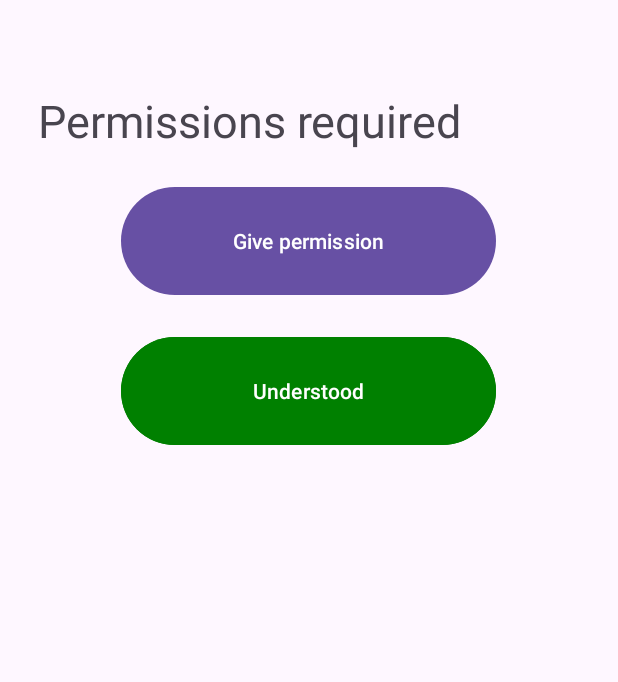
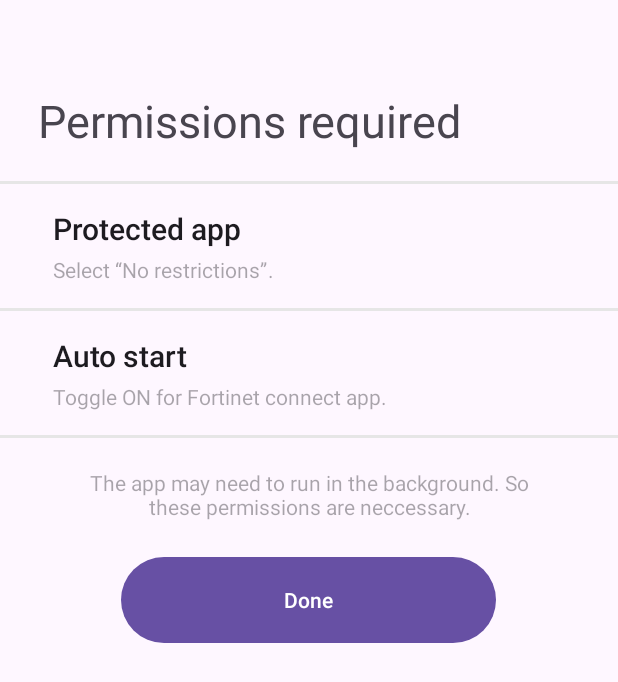
Before and after one commit to Architechs-IITGOA/AutoRefreshForticlient, an Android app: the AskPermissions screen opened directly, with no data from a screen before it, on a phone screen of 412 x 824 dp. Shown: the top 682 px of the screen. Run offline under Robolectric (Android 15) with nearby library versions, the phone set to English and light mode, and no system bars.

Commit message:
Permissions asked

```diff
--- a/app/src/main/AndroidManifest.xml
+++ b/app/src/main/AndroidManifest.xml
@@ -9,6 +9,7 @@
     <uses-permission android:name="android.permission.FOREGROUND_SERVICE_LOCATION" />
     <uses-permission android:name="android.permission.ACCESS_FINE_LOCATION" />
     <uses-permission android:name="android.permission.ACCESS_COARSE_LOCATION" />
+    <uses-permission android:name="android.permission.IGNORE_BATTERY_OPTIMIZATIONS" />
 
     <application
         android:allowBackup="true"
--- a/app/src/main/java/com/iitgoapapaharpic/fortinetconnect/AskPermissions.kt
+++ b/app/src/main/java/com/iitgoapapaharpic/fortinetconnect/AskPermissions.kt
@@ -1,16 +1,18 @@
 package com.iitgoapapaharpic.fortinetconnect
 
 import android.content.ComponentName
+import android.content.Context
 import android.content.Intent
 import android.content.pm.PackageManager
+import android.net.Uri
 import android.os.Build
 import android.os.Bundle
-import androidx.activity.enableEdgeToEdge
+import android.os.PowerManager
+import android.provider.Settings
+import android.provider.Settings.ACTION_REQUEST_IGNORE_BATTERY_OPTIMIZATIONS
 import androidx.appcompat.app.AppCompatActivity
-import androidx.core.view.ViewCompat
-import androidx.core.view.WindowInsetsCompat
 import com.iitgoapapaharpic.fortinetconnect.databinding.ActivityAskPermissionsBinding
-import com.iitgoapapaharpic.fortinetconnect.databinding.ActivityMainBinding
+
 
 class AskPermissions : AppCompatActivity() {
     private lateinit var binding: ActivityAskPermissionsBinding
@@ -19,12 +21,27 @@ class AskPermissions : AppCompatActivity() {
         binding = ActivityAskPermissionsBinding.inflate(layoutInflater)
         setContentView(binding.root)
 
+        binding.giveProtectedAppPermission.setOnClickListener {
+            requestIgnoreBatteryOptimizations()
+        }
+
         binding.giveAutostartPermission.setOnClickListener {
             give_autostart_permission()
         }
 
+
+
         binding.understood.setOnClickListener {
             val intent = Intent(this, LoginActivity::class.java)
+            startActivity(intent)
+        }
+    }
+
+    private fun requestIgnoreBatteryOptimizations() {
+        val powerManager = applicationContext.getSystemService(POWER_SERVICE) as PowerManager
+        if (!powerManager.isIgnoringBatteryOptimizations(applicationContext.packageName)) {
+            val intent = Intent(ACTION_REQUEST_IGNORE_BATTERY_OPTIMIZATIONS)
+            intent.data = Uri.parse("package:${applicationContext.packageName}")
             startActivity(intent)
         }
     }
--- a/app/src/main/res/layout/activity_ask_permissions.xml
+++ b/app/src/main/res/layout/activity_ask_permissions.xml
@@ -10,23 +10,91 @@ android:layout_height="match_parent">
         android:textSize="30sp"
         android:layout_marginTop="60dp"
         android:layout_marginLeft="25dp"/>
+    <View
+        android:layout_width="match_parent"
+        android:layout_marginTop="20dp"
+        android:layout_height="2dp"
+        android:background="@color/gray" />
+
+    <LinearLayout
+        android:id="@+id/giveProtectedAppPermission"
+        android:layout_width="match_parent"
+        android:layout_height="wrap_content"
+        android:orientation="vertical"
+        android:paddingVertical="16dp"
+        android:paddingHorizontal="35dp">
+
+        <TextView
+            android:id="@+id/protectedApp"
+            android:layout_width="wrap_content"
+            android:layout_height="wrap_content"
+            android:text="Protected app"
+            android:textAppearance="@style/TextAppearance.AppCompat.Title" />
+
+        <TextView
+            android:id="@+id/protectedAppPrompt"
+            android:layout_width="wrap_content"
+            android:layout_height="wrap_content"
+            android:layout_marginTop="4dp"
+            android:text="Select “No restrictions”."
+
+            android:textColor="@color/material_on_background_disabled"
+            android:textAppearance="@style/TextAppearance.AppCompat.Body1" />
+
+    </LinearLayout>
+
+    <View
+        android:layout_width="match_parent"
+        android:layout_height="2dp"
+        android:background="@color/gray" />
+
+    <LinearLayout
+        android:id="@+id/giveAutostartPermission"
+        android:layout_width="match_parent"
+        android:layout_height="wrap_content"
+        android:orientation="vertical"
+        android:paddingVertical="16dp"
+        android:paddingHorizontal="35dp" >
+
+        <TextView
+            android:id="@+id/autoStart"
+            android:layout_width="wrap_content"
+            android:layout_height="wrap_content"
+            android:text="Auto start"
+            android:textAppearance="@style/TextAppearance.AppCompat.Title" />
+
+        <TextView
+            android:id="@+id/autoStartPrompt"
+            android:layout_width="wrap_content"
+            android:layout_height="wrap_content"
+            android:layout_marginTop="4dp"
+            android:text="Toggle ON for Fortinet connect app."
+            android:textColor="@color/material_on_background_disabled"
+            android:textAppearance="@style/TextAppearance.AppCompat.Body1" />
+
+    </LinearLayout>
+
+    <View
+        android:layout_width="match_parent"
+        android:layout_height="2dp"
+        android:background="@color/gray" />
 
 
-    <Button
-        android:id="@+id/giveAutostartPermission"
+    <TextView
+        android:layout_width="wrap_content"
+        android:layout_height="wrap_content"
+        android:text="@string/the_app_may_need_to_run_in_the_background_so_these_permissions_are_neccessary"
         android:layout_marginTop="20dp"
-        android:layout_gravity="center_horizontal"
-        android:text="Give permission"
-        android:layout_width="250dp"
-        android:layout_height="80dp"/>
+        android:layout_marginHorizontal="50dp"
+        android:textAlignment="center"
+        android:textColor="@color/material_on_background_disabled"/>
 
     <Button
         android:id="@+id/understood"
         android:layout_marginTop="20dp"
         android:layout_gravity="center_horizontal"
-        android:text="Understood"
+        android:text="Done"
         android:layout_width="250dp"
-        android:layout_height="80dp"
-        android:backgroundTint="@color/green"/>
+        android:layout_height="65dp"/>
 
 </LinearLayout>
--- a/app/src/main/res/values/colors.xml
+++ b/app/src/main/res/values/colors.xml
@@ -4,4 +4,6 @@
     <color name="red">#FF0000</color>
     <color name="black">#FF000000</color>
     <color name="white">#FFFFFFFF</color>
+    <color name="gray">#E6E6E6</color>
+
 </resources>
--- a/app/src/main/res/values/strings.xml
+++ b/app/src/main/res/values/strings.xml
@@ -45,4 +45,5 @@
     </string>
     <string name="we_value_your_privacy_these_credentials_will_remain_only_on_your_device">We value your privacy. These credentials will remain only on your device.</string>
     <string name="save_credentials">Save credentials</string>
+    <string name="the_app_may_need_to_run_in_the_background_so_these_permissions_are_neccessary">The app may need to run in the background. So these permissions are neccessary.</string>
 </resources>
```
